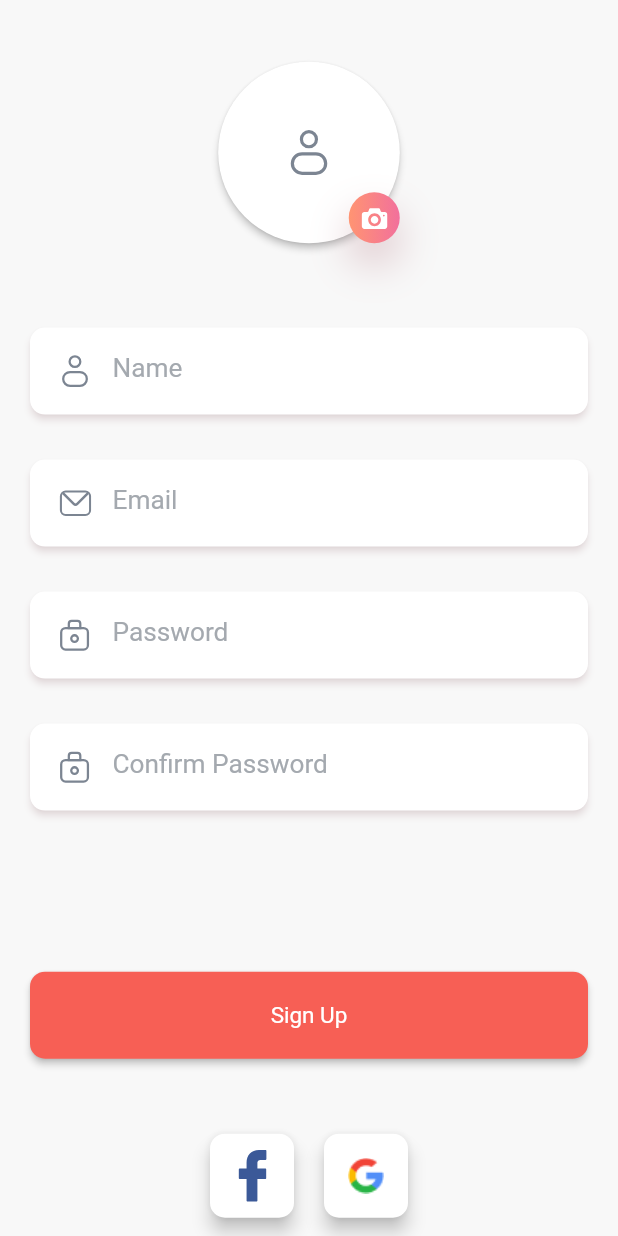
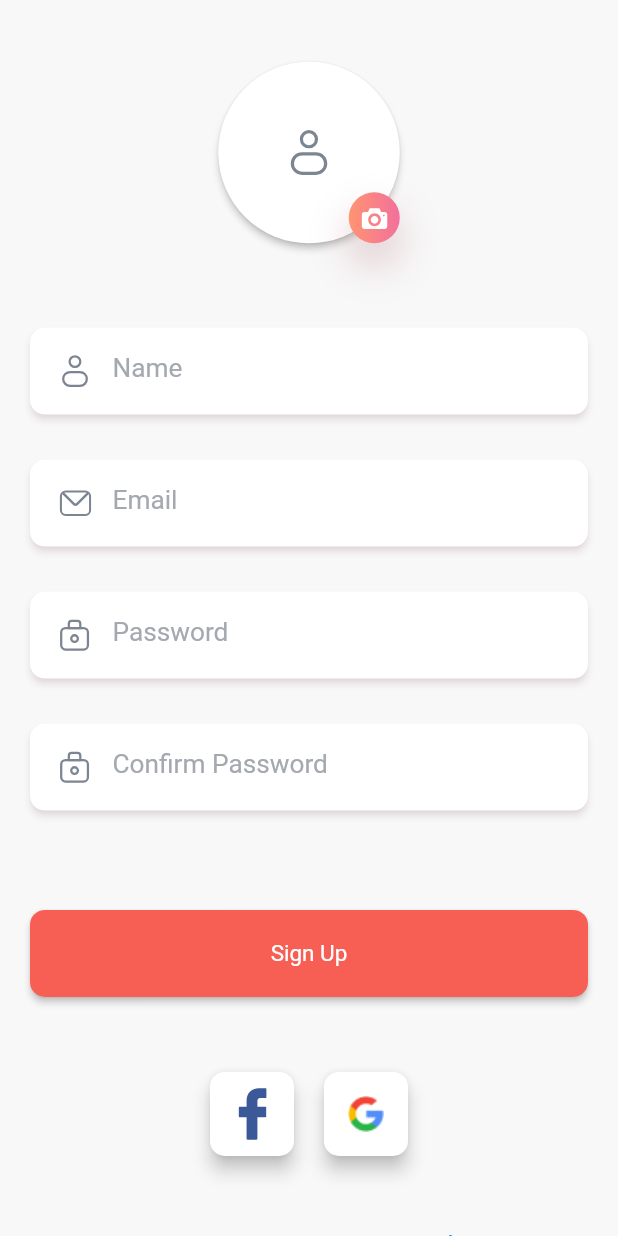
Before and after one commit to joardershawon/Dokan_Demo, a Flutter app: the SignUpPage screen opened by its route, on a phone screen of 412 x 824 dp. Run offline on Flutter 3.47's test engine with Material 2 defaults, Android fonts, the phone set to English and light mode, and no system bars; our stand-ins replace auto_route, bloc, cached_network_image, flutter_bloc, flutter_svg, freezed_annotation and 5 more; project files that could hold a hidden picture were left out.

```diff
--- /dev/null
+++ b/lib/application/auth/auth_event.dart
@@ -0,0 +1,6 @@
+part of 'auth_bloc.dart';
+
+@freezed
+class AuthEvent with _$AuthEvent {
+  const factory AuthEvent.started() = _Started;
+}
--- /dev/null
+++ b/lib/application/auth/auth_state.dart
@@ -0,0 +1,6 @@
+part of 'auth_bloc.dart';
+
+@freezed
+class AuthState with _$AuthState {
+  const factory AuthState.initial() = _Initial;
+}
--- /dev/null
+++ b/lib/application/auth/signup/signup_event.dart
@@ -0,0 +1,6 @@
+part of 'signup_bloc.dart';
+
+@freezed
+class SignupEvent with _$SignupEvent {
+  const factory SignupEvent.started() = _Started;
+}
--- /dev/null
+++ b/lib/application/auth/signup/signup_state.dart
@@ -0,0 +1,6 @@
+part of 'signup_bloc.dart';
+
+@freezed
+class SignupState with _$SignupState {
+  const factory SignupState.initial() = _Initial;
+}
--- a/lib/presentation/core/widgets/custom_text_form_field.dart
+++ b/lib/presentation/core/widgets/custom_text_form_field.dart
@@ -7,9 +7,17 @@ class CustomTextFormField extends StatelessWidget {
     required this.prefixIcon,
     this.suffixIcon = const SizedBox.shrink(),
     this.hintText,
+    required this.onChange,
+    required this.textEditingController,
+    this.obscureText = false,
+    this.textInputAction = TextInputAction.next,
   }) : super(key: key);
   final Widget? prefixIcon, suffixIcon;
   final String? hintText;
+  final Function(String v)? onChange;
+  final TextEditingController? textEditingController;
+  final bool? obscureText;
+  final TextInputAction? textInputAction;
 
   @override
   Widget build(BuildContext context) {
@@ -23,6 +31,11 @@ class CustomTextFormField extends StatelessWidget {
         child: Padding(
           padding: const EdgeInsets.all(5.0),
           child: TextFormField(
+            textInputAction: textInputAction,
+            obscureText: obscureText!,
+            controller: textEditingController,
+            onChanged: (value) => onChange!(value),
+            onSaved: (newValue) {},
             cursorColor: Coolors.kOrangeColor,
             decoration: InputDecoration(
               border: InputBorder.none,
--- a/lib/presentation/loginPage/widgets/login_page_body.dart
+++ b/lib/presentation/loginPage/widgets/login_page_body.dart
@@ -20,6 +20,8 @@ class LoginPageBody extends StatelessWidget {
 
   @override
   Widget build(BuildContext context) {
+    final TextEditingController emailController = TextEditingController();
+    final TextEditingController passwordController = TextEditingController();
     return SafeArea(
       child: SingleChildScrollView(
         child: Padding(
@@ -37,6 +39,8 @@ class LoginPageBody extends StatelessWidget {
                 hintText: 'Email',
                 prefixIcon: SvgPicture.asset('assets/email_icon.svg'),
                 suffixIcon: const SizedBox.shrink(),
+                textEditingController: emailController,
+                onChange: (String v) {},
               ),
               CustomTextFormField(
                 hintText: 'Password',
@@ -44,6 +48,8 @@ class LoginPageBody extends StatelessWidget {
                 suffixIcon: const Icon(
                   Icons.remove_red_eye_sharp,
                 ),
+                onChange: (String v) {},
+                textEditingController: passwordController,
               ),
               const ForgotPasswordWidget(),
               SizedBox(height: getPercentSize(8, false, context)),
--- a/lib/presentation/profilePage/profile_page.dart
+++ b/lib/presentation/profilePage/profile_page.dart
@@ -14,7 +14,7 @@ class ProfilePage extends StatelessWidget {
         SliverList(
           delegate: SliverChildListDelegate(
             [
-              SizedBox(height: getPercentSize(8, true, context)),
+              SizedBox(height: getPercentSize(5, true, context)),
               Text(
                 'My Account',
                 textAlign: TextAlign.center,
@@ -44,7 +44,7 @@ class ProfilePage extends StatelessWidget {
                   ],
                 ),
               ),
-              SizedBox(height: getPercentSize(5, true, context)),
+              SizedBox(height: getPercentSize(3, true, context)),
               Column(
                 children: [
                   Text(
@@ -63,6 +63,7 @@ class ProfilePage extends StatelessWidget {
         SliverList(
           delegate: SliverChildListDelegate(
             [
+              SizedBox(height: getPercentSize(5, true, context)),
               Padding(
                 padding: const EdgeInsets.symmetric(horizontal: 20, vertical: 10),
                 child: Material(
--- a/lib/presentation/signUpPage/widgets/sign_up_body.dart
+++ b/lib/presentation/signUpPage/widgets/sign_up_body.dart
@@ -17,6 +17,10 @@ class SignUpBody extends StatelessWidget {
 
   @override
   Widget build(BuildContext context) {
+    final TextEditingController nameController = TextEditingController();
+    final TextEditingController emailController = TextEditingController();
+    final TextEditingController passwordController = TextEditingController();
+    final TextEditingController confirmPasswordController = TextEditingController();
     return SafeArea(
       child: SingleChildScrollView(
         child: Padding(
@@ -30,20 +34,34 @@ class SignUpBody extends StatelessWidget {
               CustomTextFormField(
                 hintText: 'Name',
                 prefixIcon: SvgPicture.asset('assets/person_icon.svg'),
+                onChange: (String v) {
+                  print(v);
+                },
+                textEditingController: nameController,
               ),
               CustomTextFormField(
                 hintText: 'Email',
                 prefixIcon: SvgPicture.asset('assets/email_icon.svg'),
+                onChange: (String v) {},
+                textEditingController: emailController,
               ),
               CustomTextFormField(
+                obscureText: true,
                 hintText: 'Password',
                 prefixIcon: SvgPicture.asset('assets/password_icon.svg'),
+                onChange: (String v) {},
+                textEditingController: passwordController,
               ),
               CustomTextFormField(
+                textInputAction: TextInputAction.done,
+                obscureText: true,
                 hintText: 'Confirm Password',
                 prefixIcon: SvgPicture.asset('assets/password_icon.svg'),
+                onChange: (String v) {},
+                textEditingController: confirmPasswordController,
               ),
-              SizedBox(height: getPercentSize(10, true, context)),
+              SizedBox(height: getPercentSize(5, true, context)),
+              //TODO: SIGN UP
               OrangeButton(
                 title: 'Sign Up',
                 onTap: () {
@@ -52,7 +70,6 @@ class SignUpBody extends StatelessWidget {
                       const LoginPageRouter(),
                     ],
                   );
-                  //TODO: SIGN UP
                 },
               ),
               const SocialRowWidget(),
```
Also changed, not shown: lib/application/auth/auth_bloc.dart (added, +14 -0 lines), lib/application/auth/signup/signup_bloc.dart (added, +14 -0 lines), lib/application/auth/auth_bloc.freezed.dart (added), lib/application/auth/signup/signup_bloc.freezed.dart (added).
